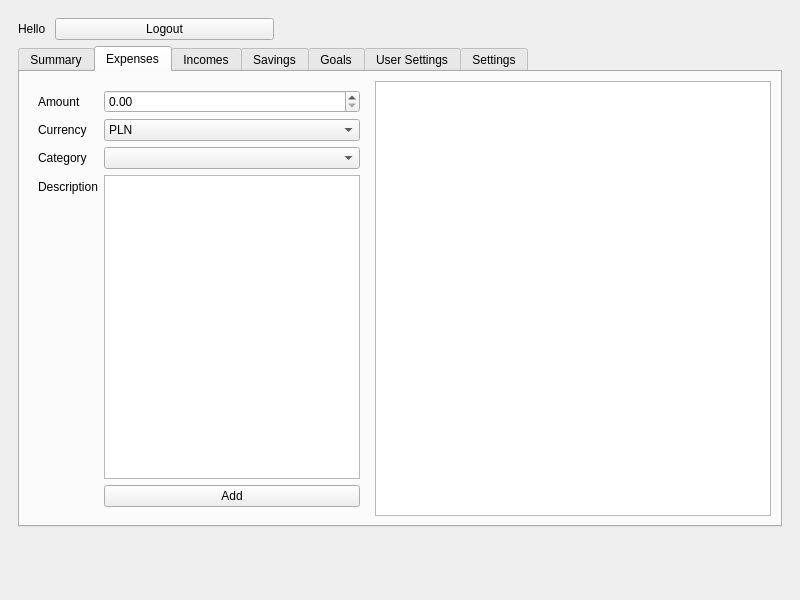
This is GigaBudget/mainwindow.ui in Kapiura/BudgetPlanner as Qt 5 draws it before an edit. The edited form follows.
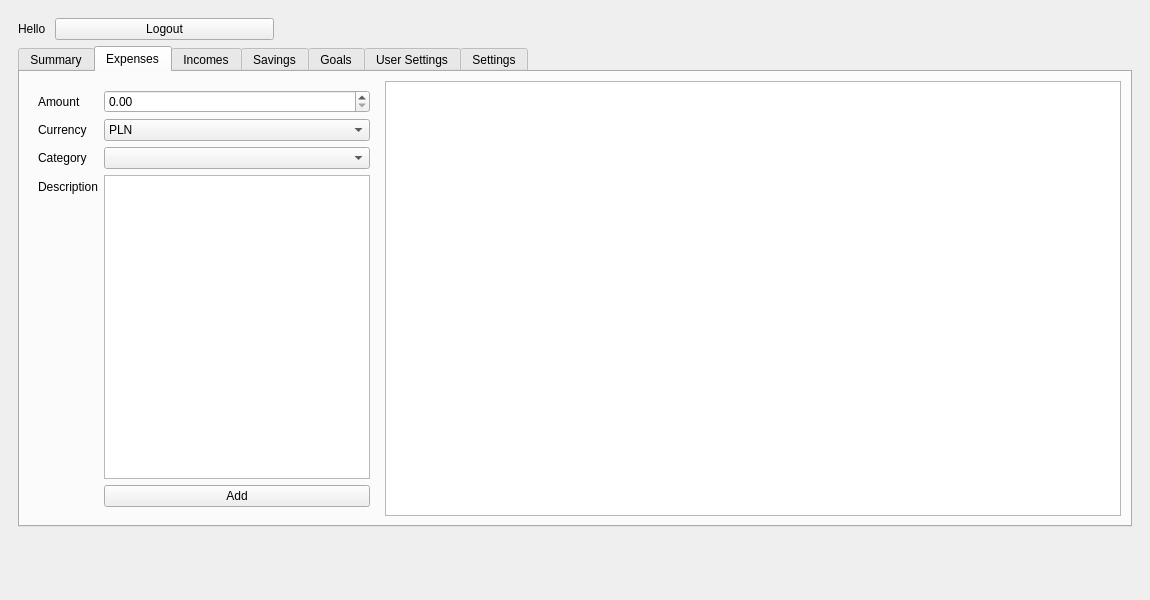
This is the edited form. The open tabs and pages were chosen to show the change.

Commit message: Update UserPanel class - method deleting records from database - method update displaying records in tables[savings, incomes, savings] - display goals on summary screen - less code ;0 - jak znalezc checi do zycia pomocy

What changed in the file:
```diff
--- a/GigaBudget/mainwindow.ui
+++ b/GigaBudget/mainwindow.ui
@@ -9,13 +9,13 @@
    <rect>
     <x>0</x>
     <y>0</y>
-    <width>800</width>
+    <width>1150</width>
     <height>600</height>
    </rect>
   </property>
   <property name="minimumSize">
    <size>
-    <width>800</width>
+    <width>1150</width>
     <height>600</height>
    </size>
   </property>
@@ -163,15 +163,24 @@
            <attribute name="title">
             <string>Expenses</string>
            </attribute>
-           <layout class="QFormLayout" name="formLayout">
-            <item row="0" column="0">
+           <layout class="QHBoxLayout" name="horizontalLayout_4">
+            <item>
              <widget class="QWidget" name="widgetExpenses" native="true">
+              <property name="enabled">
+               <bool>true</bool>
+              </property>
               <property name="minimumSize">
                <size>
-                <width>231</width>
+                <width>173</width>
                 <height>191</height>
                </size>
               </property>
+              <property name="maximumSize">
+               <size>
+                <width>350</width>
+                <height>16777215</height>
+               </size>
+              </property>
               <layout class="QFormLayout" name="formLayout_2">
                <item row="0" column="0">
                 <widget class="QLabel" name="label_18">
@@ -238,7 +247,7 @@
               </layout>
              </widget>
             </item>
-            <item row="0" column="1">
+            <item>
              <widget class="QTableView" name="tableExpenses"/>
             </item>
            </layout>
```
Left out of the diff: 16 changed lines with no effect on the pictures. The commit also changes 4 other files.
